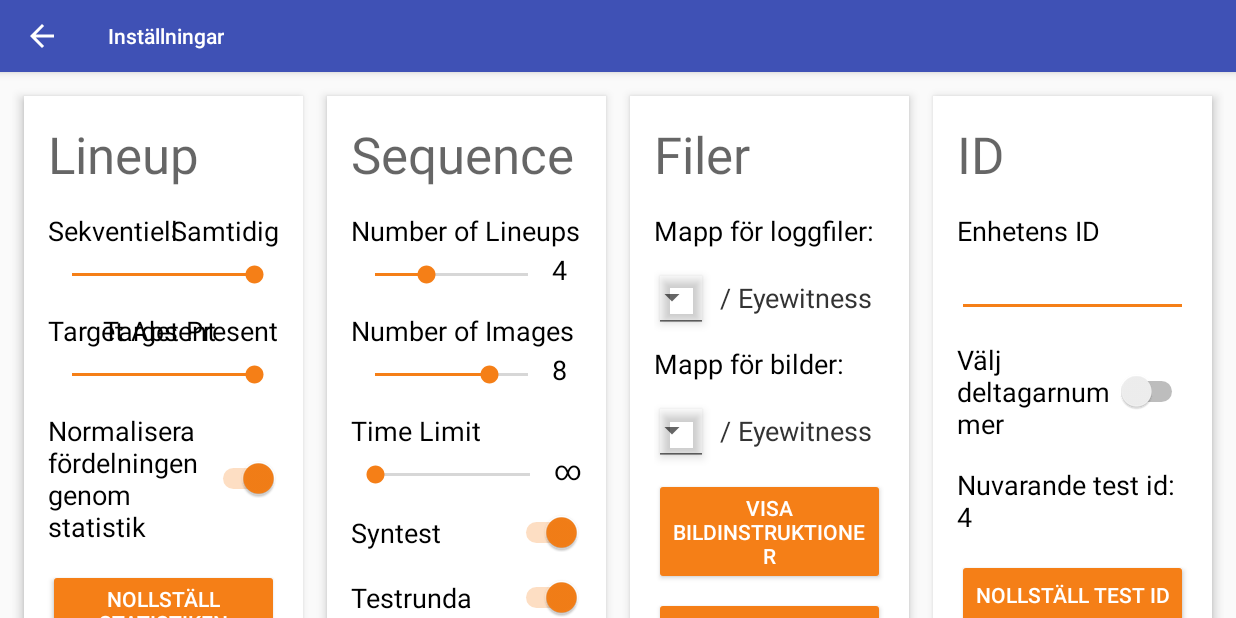
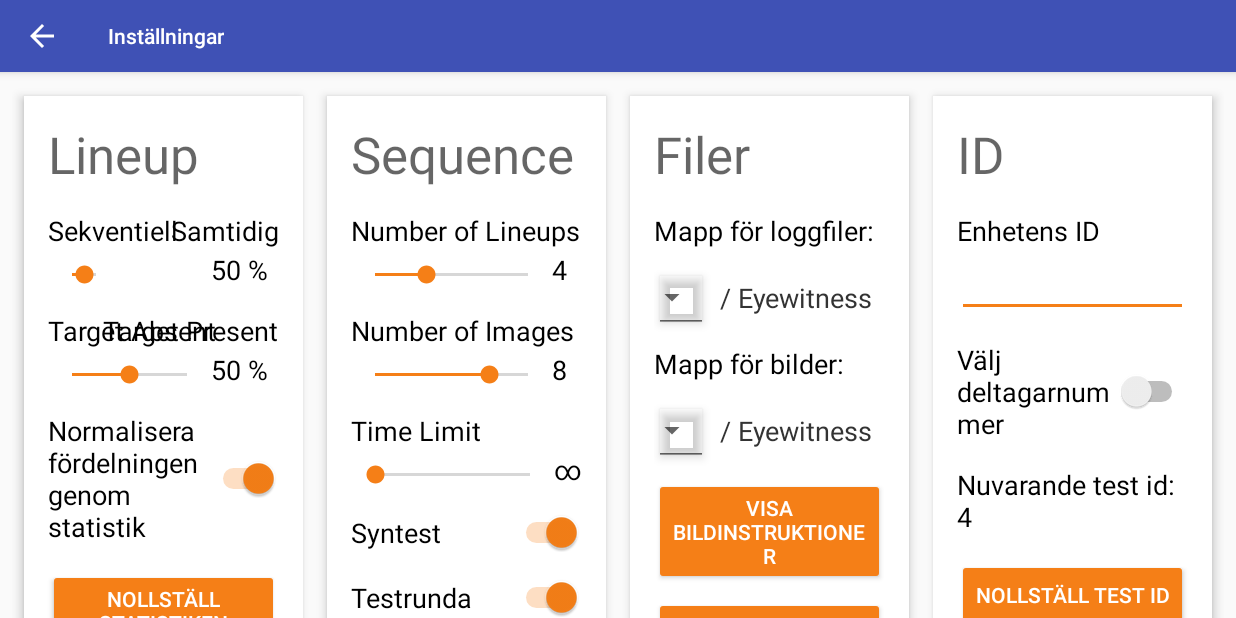
Before and after one commit to Aggrathon/EyewitnessApp, an Android app: the SettingsActivity screen opened directly, with no data from a screen before it, after a tap on "NOLLSTÄLL STATISTIKEN", on a phone screen of 824 x 412 dp (held sideways). Run offline under Robolectric (Android 15) with nearby library versions, the phone set to English and light mode, and no system bars; 1 other tap on this screen came first.

Commit message:
Stats visible in settings

```diff
--- a/app/build.gradle
+++ b/app/build.gradle
@@ -8,8 +8,8 @@ android {
         applicationId "aggrathon.eyewitnessapp"
         minSdkVersion 21
         targetSdkVersion 26
-        versionCode 37
-        versionName '1.2.2'
+        versionCode 38
+        versionName '1.2.3'
         testInstrumentationRunner "android.support.test.runner.AndroidJUnitRunner"
     }
     buildTypes {
--- a/app/src/main/java/aggrathon/eyewitnessapp/SettingsActivity.java
+++ b/app/src/main/java/aggrathon/eyewitnessapp/SettingsActivity.java
@@ -49,6 +49,9 @@ public class SettingsActivity extends AppCompatActivity {
 
 	SeekBar lineupVariation;
 	SeekBar lineupTarget;
+	TextView lineupVariationText;
+	TextView lineupTargetText;
+	TextView lineupStatsText;
 	Switch lineupNormalisation;
 	EditText deviceID;
 	TextView testID;
@@ -70,8 +73,6 @@ public class SettingsActivity extends AppCompatActivity {
 		super.onCreate(savedInstanceState);
 		setContentView(R.layout.activity_settings);
 
-		lineupVariation = (SeekBar)findViewById(R.id.prefLineupVariationsSeekBar);
-		lineupTarget = (SeekBar)findViewById(R.id.prefTargetInLineupSeekBar);
 		lineupNormalisation = (Switch)findViewById(R.id.prefLineupNormalizeSwitch);
 		deviceID = (EditText)findViewById(R.id.deviceIdText);
 		testID = (TextView)findViewById(R.id.testIdText);
@@ -79,11 +80,50 @@ public class SettingsActivity extends AppCompatActivity {
 		imageFolderSpinner = (Spinner)findViewById(R.id.spinnerImageFolder);
 
 		final SharedPreferences prefs = getSharedPreferences(PREFERENCE_NAME, 0);
-		lineupVariation.setProgress(prefs.getInt(LINEUP_VARIATION, 100));
-		lineupTarget.setProgress(prefs.getInt(LINEUP_TARGET, 100));
 		lineupNormalisation.setChecked(prefs.getBoolean(LINEUP_NORMALISATION, true));
 		deviceID.setText(prefs.getString(DEVICE_ID, ""));
 		testID.setText(testID.getText()+" "+prefs.getInt(TEST_NUM_COUNTER, 1));
+
+		lineupVariation = (SeekBar)findViewById(R.id.prefLineupVariationsSeekBar);
+		lineupVariationText = (TextView)findViewById(R.id.prefLineupVariationsText);
+		int tmp = prefs.getInt(LINEUP_VARIATION, 50);
+		lineupVariation.setProgress(tmp/5);
+		lineupVariationText.setText(Integer.toString(tmp)+ (tmp==100? "%" :" %"));
+		lineupVariation.setOnSeekBarChangeListener(new SeekBar.OnSeekBarChangeListener() {
+			@Override
+			public void onProgressChanged(SeekBar seekBar, int i, boolean b) {
+				lineupVariationText.setText(Integer.toString(i*5)+ (i==20? "%" :" %"));
+			}
+			@Override
+			public void onStartTrackingTouch(SeekBar seekBar) {}
+			@Override
+			public void onStopTrackingTouch(SeekBar seekBar) {}
+		});
+
+		lineupTarget = (SeekBar)findViewById(R.id.prefTargetInLineupSeekBar);
+		lineupTargetText = (TextView)findViewById(R.id.prefTargetInLineupText);
+		tmp = prefs.getInt(LINEUP_TARGET, 50);
+		lineupTarget.setProgress(tmp/5);
+		lineupTargetText.setText(Integer.toString(tmp)+ (tmp==100? "%" :" %"));
+		lineupTarget.setOnSeekBarChangeListener(new SeekBar.OnSeekBarChangeListener() {
+			@Override
+			public void onProgressChanged(SeekBar seekBar, int i, boolean b) {
+				lineupTargetText.setText(Integer.toString(i*5)+ (i==20? "%" :" %"));
+			}
+			@Override
+			public void onStartTrackingTouch(SeekBar seekBar) {}
+			@Override
+			public void onStopTrackingTouch(SeekBar seekBar) {}
+		});
+
+		lineupStatsText = (TextView)findViewById(R.id.prefStatsText);
+		int a1 = prefs.getInt(LINEUP_STATS_SEQUENTIAL, 1);
+		int b1 = prefs.getInt(LINEUP_STATS_SIMULTANEOUS, 1);
+		int r1 = (int)((float)b1 * 100f / (float)(a1+b1));
+		int a2 = prefs.getInt(LINEUP_STATS_TARGET_ABSENT, 1);
+		int b2 = prefs.getInt(LINEUP_STATS_TARGET_PRESENT, 1);
+		int r2 = (int)((float)b2 * 100f / (float)(a2+b2));
+		lineupStatsText.setText("Stats:\n\tSimultaneous: "+r1+" %\n\tPresent: "+r2+" %");
 
 		File root = Environment.getExternalStorageDirectory();
 		final ArrayList<String> folders = new ArrayList<>();
@@ -130,7 +170,7 @@ public class SettingsActivity extends AppCompatActivity {
 			@Override
 			public void onStopTrackingTouch(SeekBar seekBar) {}
 		});
-		int tmp = prefs.getInt(LINEUP_COUNT, 4);
+		tmp = prefs.getInt(LINEUP_COUNT, 4);
 		lineupCountBar.setProgress(tmp-1);
 		lineupCountBar.setMax(9);
 		lineupCountText.setText(Integer.toString(tmp));
@@ -189,8 +229,8 @@ public class SettingsActivity extends AppCompatActivity {
 		super.onStop();
 		SharedPreferences prefs = getSharedPreferences(PREFERENCE_NAME, 0);
 		SharedPreferences.Editor editor = prefs.edit();
-		editor.putInt(LINEUP_VARIATION, lineupVariation.getProgress());
-		editor.putInt(LINEUP_TARGET, lineupTarget.getProgress());
+		editor.putInt(LINEUP_VARIATION, lineupVariation.getProgress()*5);
+		editor.putInt(LINEUP_TARGET, lineupTarget.getProgress()*5);
 		editor.putBoolean(LINEUP_NORMALISATION, lineupNormalisation.isChecked());
 		editor.putString(DEVICE_ID, deviceID.getText().toString());
 		editor.putInt(LINEUP_COUNT, lineupCountBar.getProgress()+1);
@@ -205,10 +245,10 @@ public class SettingsActivity extends AppCompatActivity {
 	public void onResetStatsButton(View v) {
 		SharedPreferences prefs = getSharedPreferences(PREFERENCE_NAME, 0);
 		SharedPreferences.Editor editor = prefs.edit();
-		editor.putInt(LINEUP_STATS_SEQUENTIAL, 0);
-		editor.putInt(LINEUP_STATS_SIMULTANEOUS, 0);
-		editor.putInt(LINEUP_STATS_TARGET_ABSENT, 0);
-		editor.putInt(LINEUP_STATS_TARGET_PRESENT, 0);
+		editor.putInt(LINEUP_STATS_SEQUENTIAL, 1);
+		editor.putInt(LINEUP_STATS_SIMULTANEOUS, 1);
+		editor.putInt(LINEUP_STATS_TARGET_ABSENT, 1);
+		editor.putInt(LINEUP_STATS_TARGET_PRESENT, 1);
 		editor.commit();
 	}
 
--- a/app/src/main/res/layout/activity_settings.xml
+++ b/app/src/main/res/layout/activity_settings.xml
@@ -52,16 +52,25 @@
                         app:layout_constraintRight_toRightOf="parent"
                         app:layout_constraintTop_toTopOf="parent"/>
 
+                    <TextView
+                        android:id="@+id/prefLineupVariationsText"
+                        android:layout_width="45dp"
+                        android:layout_height="wrap_content"
+                        app:layout_constraintBottom_toBottomOf="parent"
+                        app:layout_constraintRight_toRightOf="parent"
+                        tools:text="100%"/>
+
                     <SeekBar
                         android:id="@+id/prefLineupVariationsSeekBar"
                         android:layout_width="0dp"
                         android:layout_height="wrap_content"
                         android:layout_marginTop="8dp"
-                        android:max="100"
-                        android:progress="50"
+                        android:max="20"
+                        android:progress="10"
                         app:layout_constraintBottom_toBottomOf="parent"
                         app:layout_constraintLeft_toLeftOf="parent"
-                        app:layout_constraintRight_toRightOf="parent"
+                        app:layout_constraintRight_toLeftOf="@+id/prefLineupVariationsText"
+                        app:layout_constraintStart_toStartOf="parent"
                         app:layout_constraintTop_toBottomOf="@+id/textPrefSimultanteous"/>
                 </android.support.constraint.ConstraintLayout>
 
@@ -86,16 +95,24 @@
                         app:layout_constraintRight_toRightOf="parent"
                         app:layout_constraintTop_toTopOf="parent"/>
 
+                    <TextView
+                        android:id="@+id/prefTargetInLineupText"
+                        android:layout_width="45dp"
+                        android:layout_height="wrap_content"
+                        app:layout_constraintBottom_toBottomOf="parent"
+                        app:layout_constraintRight_toRightOf="parent"
+                        tools:text="25%"/>
+
                     <SeekBar
                         android:id="@+id/prefTargetInLineupSeekBar"
                         android:layout_width="0dp"
                         android:layout_height="wrap_content"
                         android:layout_marginTop="8dp"
-                        android:max="100"
-                        android:progress="50"
+                        android:max="20"
+                        android:progress="10"
                         app:layout_constraintBottom_toBottomOf="parent"
                         app:layout_constraintLeft_toLeftOf="parent"
-                        app:layout_constraintRight_toRightOf="parent"
+                        app:layout_constraintRight_toLeftOf="@id/prefTargetInLineupText"
                         app:layout_constraintTop_toBottomOf="@+id/textPrefTargetPresent"/>
                 </android.support.constraint.ConstraintLayout>
 
@@ -116,6 +133,14 @@
                     android:layout_weight="1"
                     android:onClick="onResetStatsButton"
                     android:text="@string/text_reset_stats"/>
+
+                <TextView
+                    android:id="@+id/prefStatsText"
+                    android:layout_width="match_parent"
+                    android:layout_height="wrap_content"
+                    android:layout_weight="1"
+                    android:textColor="@android:color/darker_gray"
+                    tools:text="Stats: (25 %, 100 %)"/>
 
             </LinearLayout>
 
```
Also changed, not shown: app/src/main/java/aggrathon/eyewitnessapp/data/ExperimentData.java (+25 -14 lines), 1 other file.
